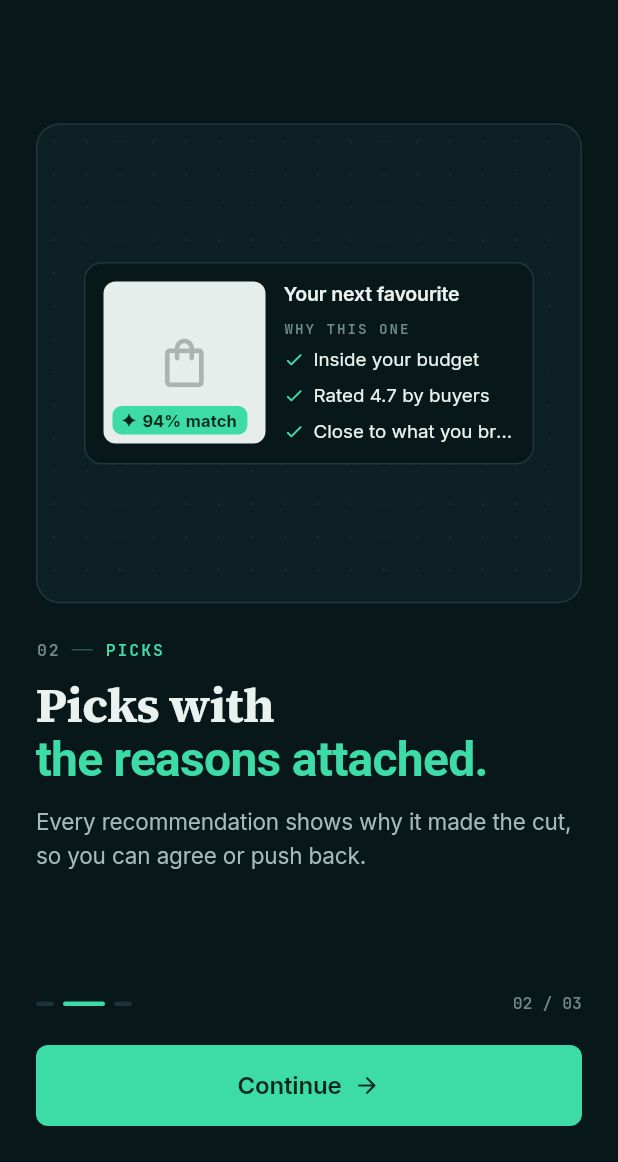
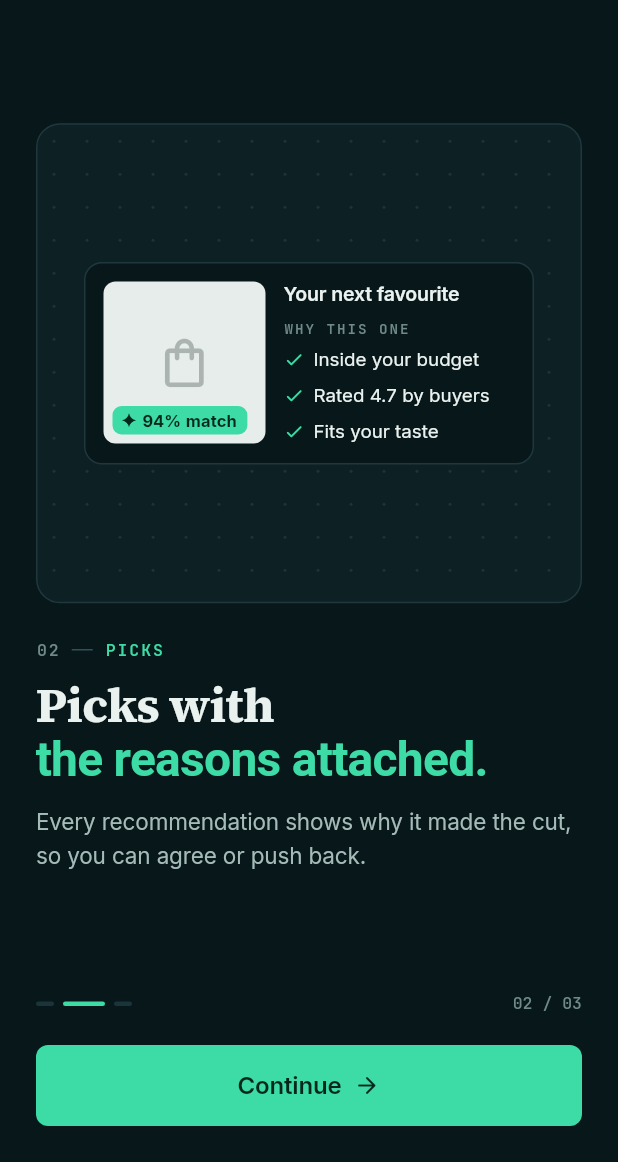
Before and after one commit to Afham-Khan/AI-Shopping-Assistant, a Flutter app: the screen it shows after launch, swiped to page 2, on a phone screen of 412 x 824 dp, the part 74-1236 px from its top. Run offline on Flutter 3.47's test engine with Material 3 defaults, Android fonts, the phone set to English and light mode, and no system bars; our stand-ins replace cached_network_image, dio, flutter_riverpod, go_router, google_fonts, image_picker and 4 more; network calls fail.

Commit message:
feat(mobile): Zelora design system and storefront shell
- Original palette (tide-ink dark default, paper light), single mint accent,
  coral for sale, light image wells for transparent product photos
- Source Serif 4 display, Inter UI, JetBrains Mono for data and labels
- Storefront header on wide screens (no sidebar), bottom bar on phones,
  Ctrl/Cmd K and "/" command palette with grouped results
- Editorial widgets (Eyebrow, StatBlock, KbdChip, KeyValueRow,
  CategoryTopBorderCard, StatusLine) and feedback widgets (Pressable,
  CountUp, SuccessCheck, ConfirmDialog, StatusBadge)
- Redesigned onboarding, login (demo account), register, OTP reset,
  interests and settings; Zel assistant mark drawn in code

Co-Authored-By: Claude Opus 5.5 <noreply@anthropic.com>

```diff
--- a/mobile/lib/core/theme/app_colors.dart
+++ b/mobile/lib/core/theme/app_colors.dart
@@ -155,7 +155,7 @@ class AppPalette extends ThemeExtension<AppPalette> {
     aiSoft: Color(0xFF123531),
     imageWell: Color(0xFFE7EDEA),
     onImageWell: Color(0xFF10221D),
-    grid: Color(0xFF12292D),
+    grid: Color(0xFF1B3439),
     shadow: Color(0xB3000000),
   );
 
@@ -187,7 +187,7 @@ class AppPalette extends ThemeExtension<AppPalette> {
     aiSoft: Color(0xFFE1F2EC),
     imageWell: Color(0xFFEEF2EF),
     onImageWell: Color(0xFF10221D),
-    grid: Color(0xFFE3EBE6),
+    grid: Color(0xFFD3DED7),
     shadow: Color(0x2410231C),
   );
 
--- a/mobile/lib/features/auth/presentation/onboarding_screen.dart
+++ b/mobile/lib/features/auth/presentation/onboarding_screen.dart
@@ -185,9 +185,12 @@ class _IntroPage extends StatelessWidget {
                     child: DotGridBackground(
                       child: Padding(
                         padding: const EdgeInsets.all(AppSpacing.md),
-                        child: FittedBox(
-                          fit: BoxFit.scaleDown,
-                          child: SizedBox(width: 300, child: vignette),
+                        // scales down on short phones, up (a little) on big screens
+                        child: Center(
+                          child: ConstrainedBox(
+                            constraints: const BoxConstraints(maxWidth: 400),
+                            child: FittedBox(child: SizedBox(width: 300, child: vignette)),
+                          ),
                         ),
                       ),
                     ),
@@ -407,7 +410,7 @@ class _PickVignette extends StatelessWidget {
                 Text('WHY THIS ONE', style: AppType.eyebrow(context, color: colors.faint).copyWith(fontSize: 9.5)),
                 reason('Inside your budget'),
                 reason('Rated ${Formatters.rating(p?.rating ?? 4.7)} by buyers'),
-                reason('Close to what you browse'),
+                reason('Fits your taste'),
               ],
             ),
           ),
```
Also changed, not shown: mobile/lib/core/widgets/editorial.dart (+8 -4 lines), mobile/lib/features/auth/presentation/widgets/auth_scaffold.dart (+3 -5 lines), 1 other file.
